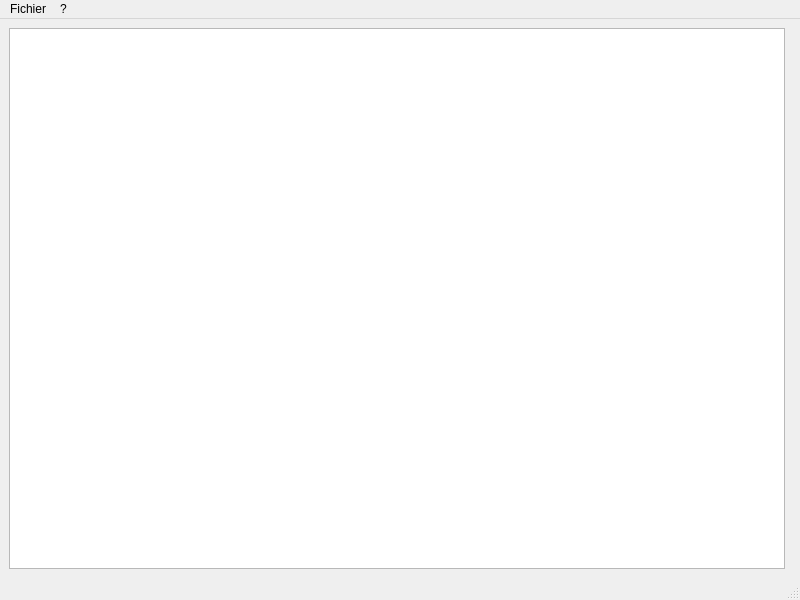
This is photo_tools/fenetre_principale.ui in ice3/photo_tools as Qt 5 draws it before an edit. The edited form follows.
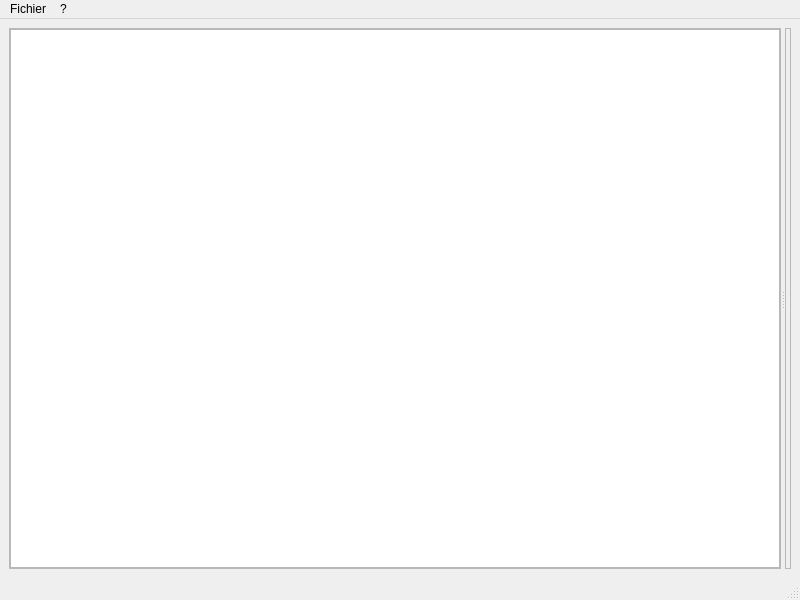
This is the edited form.

Commit message:
Mise en forme de la fenetre principale.
Problèmes aux niveaux des layouts.

```diff
--- a/photo_tools/fenetre_principale.ui
+++ b/photo_tools/fenetre_principale.ui
@@ -14,12 +14,42 @@
    <string>Renommeur photos</string>
   </property>
   <widget class="QWidget" name="centralwidget">
-   <layout class="QHBoxLayout" name="horizontalLayout">
+   <layout class="QVBoxLayout" name="verticalLayout_2">
     <item>
-     <widget class="QTreeView" name="treeView"/>
-    </item>
-    <item>
-     <widget class="QWidget" name="widget" native="true"/>
+     <widget class="QSplitter" name="splitter">
+      <property name="orientation">
+       <enum>Qt::Horizontal</enum>
+      </property>
+      <widget class="QFrame" name="frame">
+       <property name="frameShape">
+        <enum>QFrame::StyledPanel</enum>
+       </property>
+       <property name="frameShadow">
+        <enum>QFrame::Raised</enum>
+       </property>
+       <layout class="QGridLayout" name="gridLayout">
+        <property name="margin">
+         <number>0</number>
+        </property>
+        <item row="0" column="0">
+         <widget class="QTreeView" name="treeView_2"/>
+        </item>
+       </layout>
+      </widget>
+      <widget class="QFrame" name="frame_2">
+       <property name="frameShape">
+        <enum>QFrame::StyledPanel</enum>
+       </property>
+       <property name="frameShadow">
+        <enum>QFrame::Raised</enum>
+       </property>
+       <layout class="QGridLayout" name="gridLayout_2">
+        <property name="margin">
+         <number>0</number>
+        </property>
+       </layout>
+      </widget>
+     </widget>
     </item>
    </layout>
   </widget>
```
The commit also changes 3 other files.
